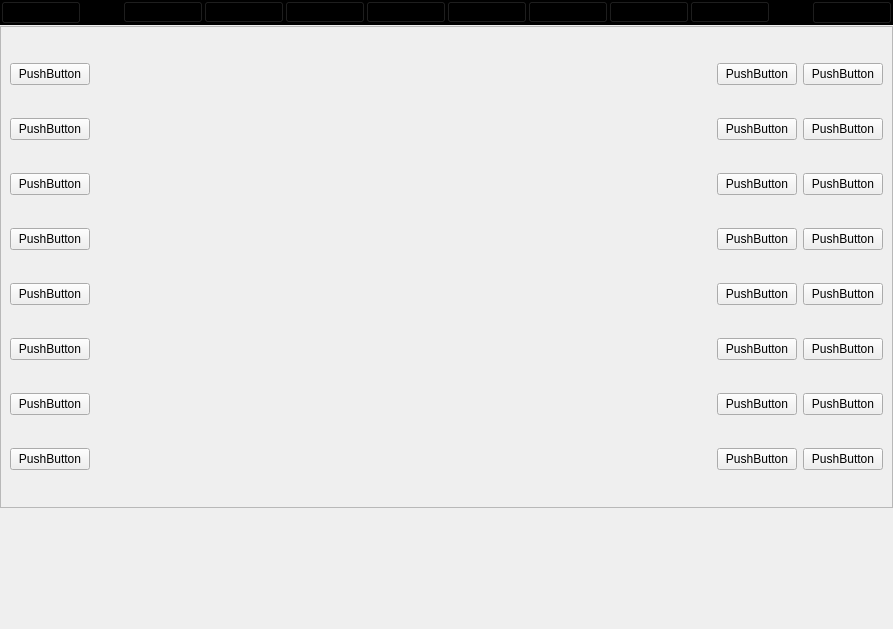
Before: the Qt Designer form mainwindow.ui in NOMAD1992/qtmenu, drawn with Qt 5.
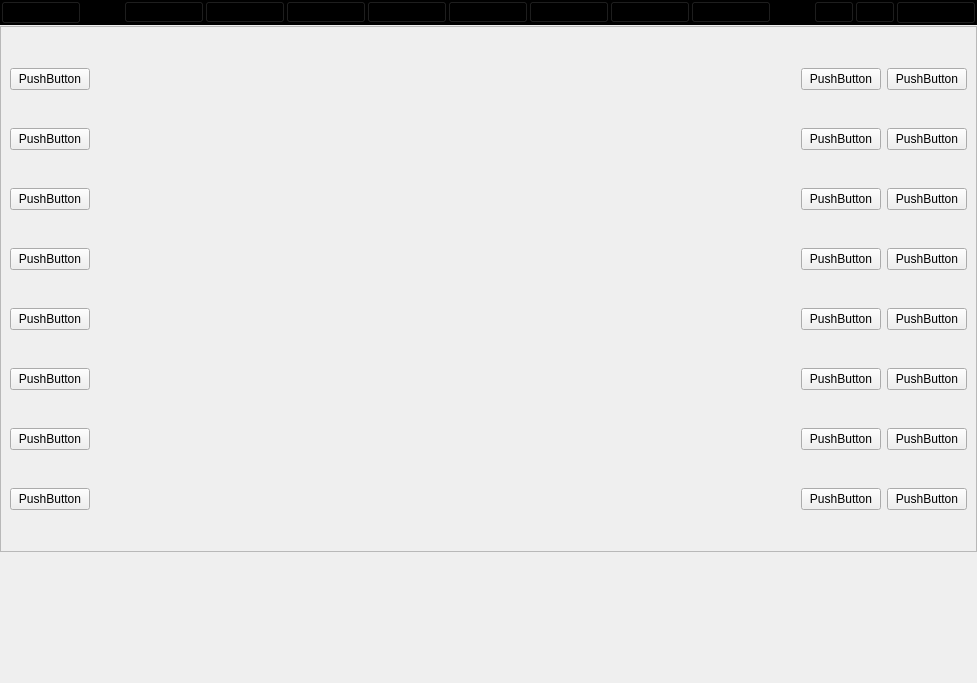
After: the same form once the commit is applied.

Patch:
```diff
--- a/mainwindow.ui
+++ b/mainwindow.ui
@@ -6,8 +6,8 @@
    <rect>
     <x>0</x>
     <y>0</y>
-    <width>893</width>
-    <height>629</height>
+    <width>977</width>
+    <height>683</height>
    </rect>
   </property>
   <property name="windowTitle">
@@ -146,6 +146,20 @@
          </property>
         </spacer>
        </item>
+       <item>
+        <widget class="QPushButton" name="pbRollup">
+         <property name="text">
+          <string/>
+         </property>
+        </widget>
+       </item>
+       <item>
+        <widget class="QPushButton" name="pbUnwrap">
+         <property name="text">
+          <string/>
+         </property>
+        </widget>
+       </item>
        <item>
         <widget class="QPushButton" name="pbUserMenu">
          <property name="text">
```
